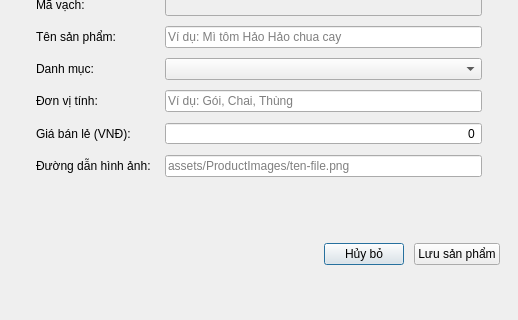
Qt form src/gui/add_product_dialog.ui (letrankhang/Supermarket_Manager) before a commit; both pictures show x 0 to 518 and y 150 to 470 of the 518 by 470 pixel window.
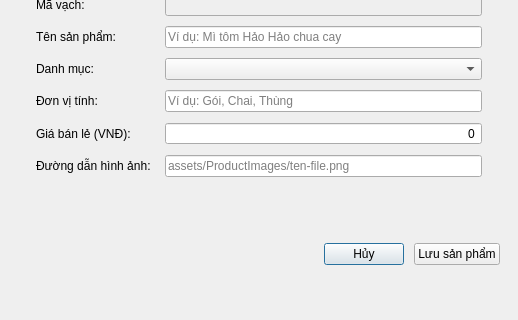
The same form after that commit. Icons and pictures are not drawn.

Patch:
```diff
--- a/src/gui/add_product_dialog.ui
+++ b/src/gui/add_product_dialog.ui
@@ -732,7 +732,7 @@
          <cursorShape>PointingHandCursor</cursorShape>
         </property>
         <property name="text">
-         <string>Hủy bỏ</string>
+         <string>Hủy</string>
         </property>
        </widget>
       </item>
```
